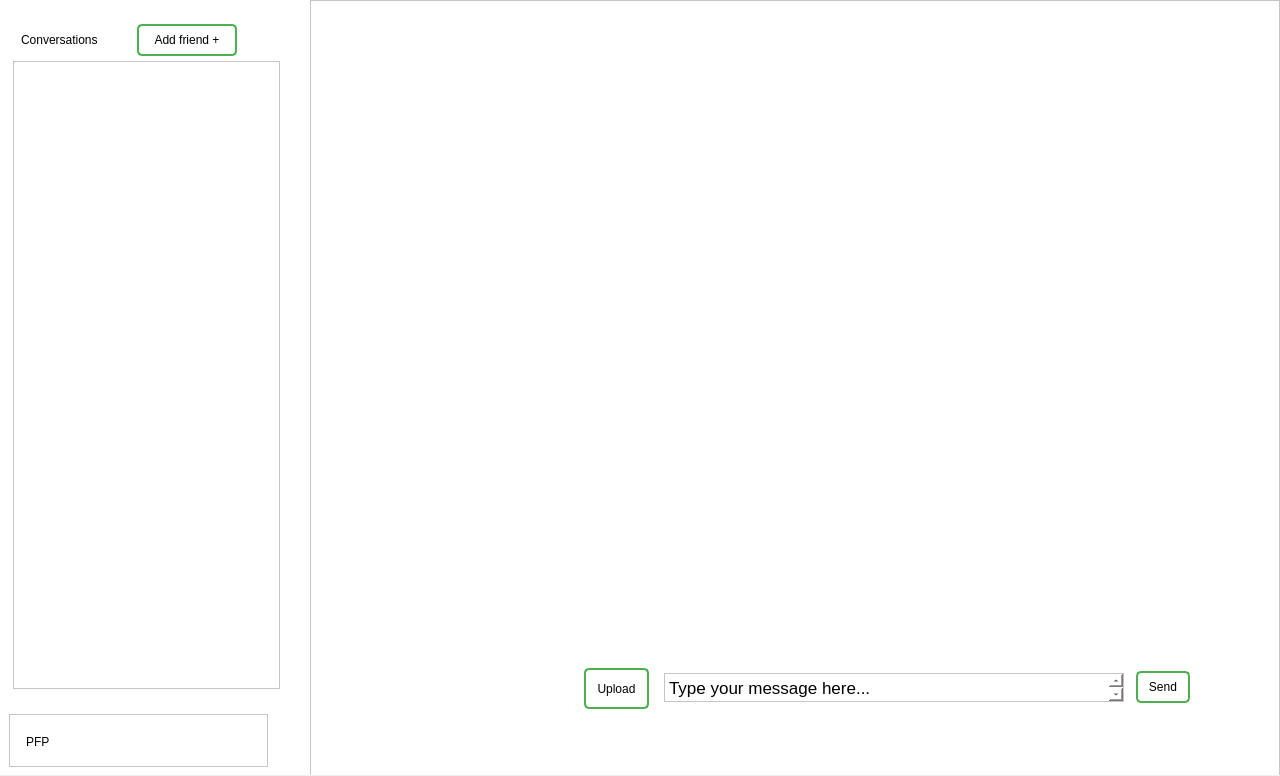
The window that Forms/mainwindow.ui (JustinGetty/LotusAppClient) describes before a commit, drawn with Qt 5.
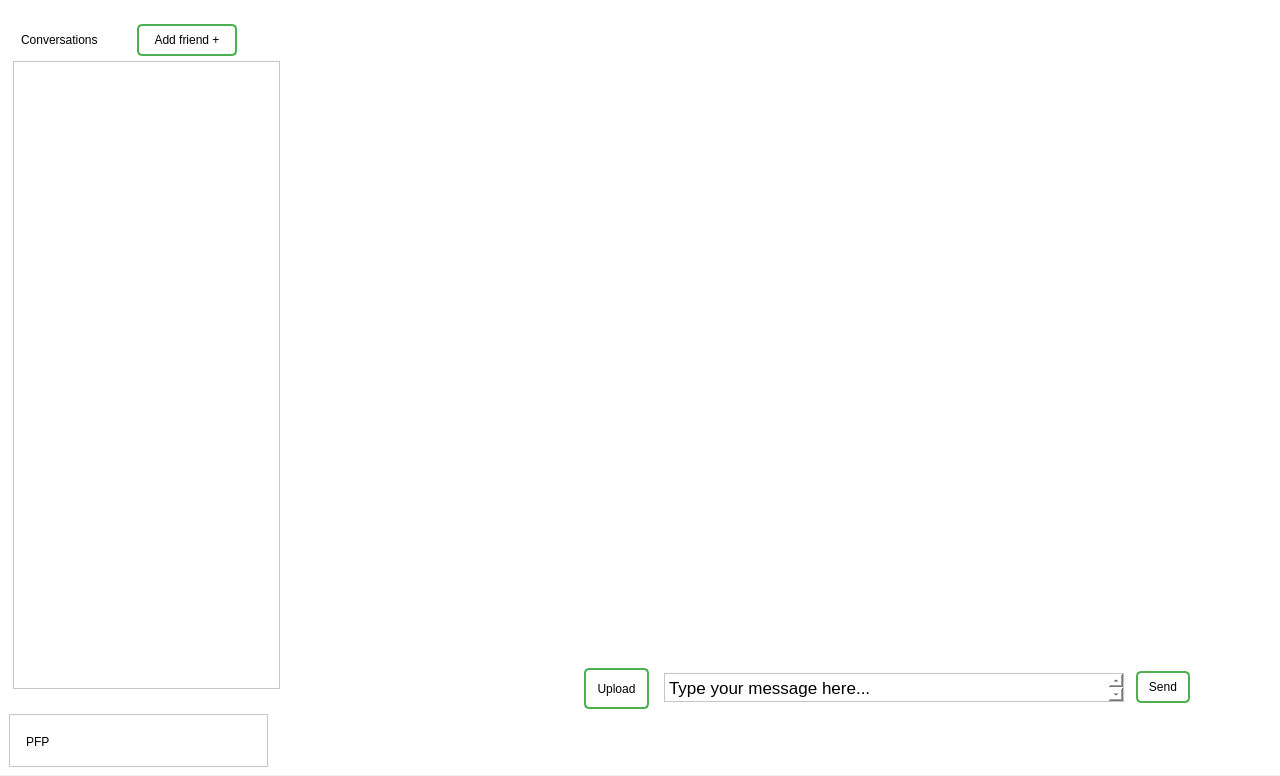
The same window after the commit.

```diff
--- a/Forms/mainwindow.ui
+++ b/Forms/mainwindow.ui
@@ -91,149 +91,6 @@
         <string>Upload</string>
        </property>
       </widget>
-      <widget class="QTextBrowser" name="textBrowser">
-       <property name="geometry">
-        <rect>
-         <x>310</x>
-         <y>1</y>
-         <width>970</width>
-         <height>776</height>
-        </rect>
-       </property>
-       <property name="palette">
-        <palette>
-         <active>
-          <colorrole role="WindowText">
-           <brush brushstyle="SolidPattern">
-            <color alpha="255">
-             <red>0</red>
-             <green>0</green>
-             <blue>0</blue>
-            </color>
-           </brush>
-          </colorrole>
-          <colorrole role="Button">
-           <brush brushstyle="SolidPattern">
-            <color alpha="255">
-             <red>255</red>
-             <green>255</green>
-             <blue>255</blue>
-            </color>
-           </brush>
-          </colorrole>
-          <colorrole role="Text">
-           <brush brushstyle="SolidPattern">
-            <color alpha="255">
-             <red>0</red>
-             <green>0</green>
-             <blue>0</blue>
-            </color>
-           </brush>
-          </colorrole>
-          <colorrole role="Base">
-           <brush brushstyle="SolidPattern">
-            <color alpha="255">
-             <red>255</red>
-             <green>255</green>
-             <blue>255</blue>
-            </color>
-           </brush>
-          </colorrole>
-          <colorrole role="Window">
-           <brush brushstyle="SolidPattern">
-            <color alpha="255">
-             <red>255</red>
-             <green>255</green>
-             <blue>255</blue>
-            </color>
-           </brush>
-          </colorrole>
-         </active>
-         <inactive>
-          <colorrole role="WindowText">
-           <brush brushstyle="SolidPattern">
-            <color alpha="255">
-             <red>0</red>
-             <green>0</green>
-             <blue>0</blue>
-            </color>
-           </brush>
-          </colorrole>
-          <colorrole role="Button">
-           <brush brushstyle="SolidPattern">
-            <color alpha="255">
-             <red>255</red>
-             <green>255</green>
-             <blue>255</blue>
-            </color>
-           </brush>
-          </colorrole>
-          <colorrole role="Text">
-           <brush brushstyle="SolidPattern">
-            <color alpha="255">
-             <red>0</red>
-             <green>0</green>
-             <blue>0</blue>
-            </color>
-           </brush>
-          </colorrole>
-          <colorrole role="Base">
-           <brush brushstyle="SolidPattern">
-            <color alpha="255">
-             <red>255</red>
-             <green>255</green>
-             <blue>255</blue>
-            </color>
-           </brush>
-          </colorrole>
-          <colorrole role="Window">
-           <brush brushstyle="SolidPattern">
-            <color alpha="255">
-             <red>255</red>
-             <green>255</green>
-             <blue>255</blue>
-            </color>
-           </brush>
-          </colorrole>
-         </inactive>
-         <disabled>
-          <colorrole role="Button">
-           <brush brushstyle="SolidPattern">
-            <color alpha="255">
-             <red>255</red>
-             <green>255</green>
-             <blue>255</blue>
-            </color>
-           </brush>
-          </colorrole>
-          <colorrole role="Base">
-           <brush brushstyle="SolidPattern">
-            <color alpha="255">
-             <red>255</red>
-             <green>255</green>
-             <blue>255</blue>
-            </color>
-           </brush>
-          </colorrole>
-          <colorrole role="Window">
-           <brush brushstyle="SolidPattern">
-            <color alpha="255">
-             <red>255</red>
-             <green>255</green>
-             <blue>255</blue>
-            </color>
-           </brush>
-          </colorrole>
-         </disabled>
-        </palette>
-       </property>
-       <property name="styleSheet">
-        <string notr="true">QPushButton {
-    background-color: transparent;  /* Transparent background */
-    border: none;  /* No border */
-}</string>
-       </property>
-      </widget>
       <widget class="QPushButton" name="Send_Message_Button">
        <property name="geometry">
         <rect>
```
Left out of the diff: 12 changed lines with no effect on the pictures.
